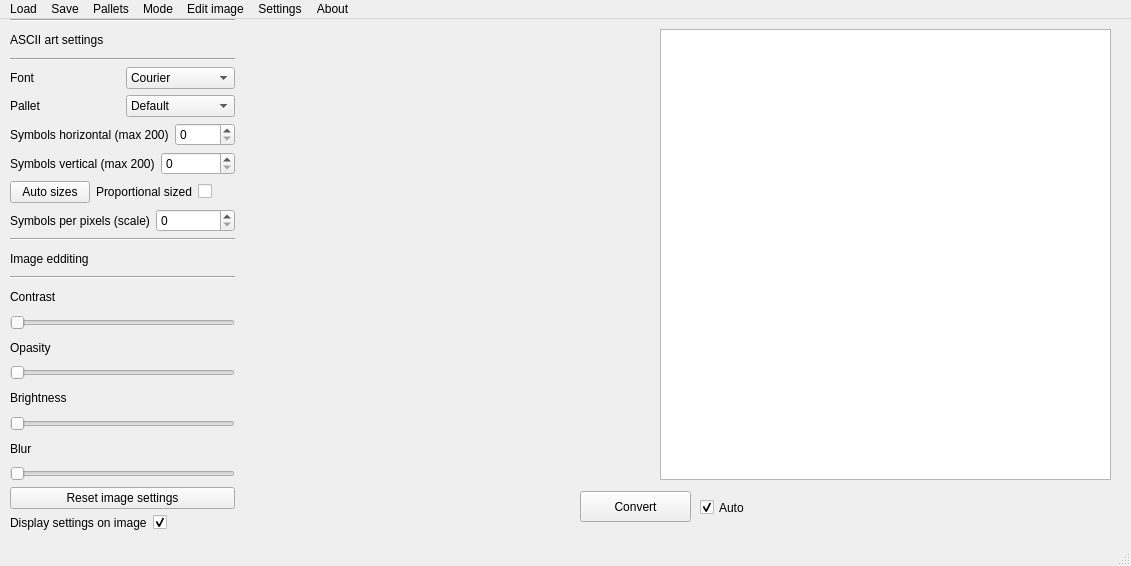
First picture: the form in designs/main.ui, repository SansLy25/ASCII-art-converter, before the edit.
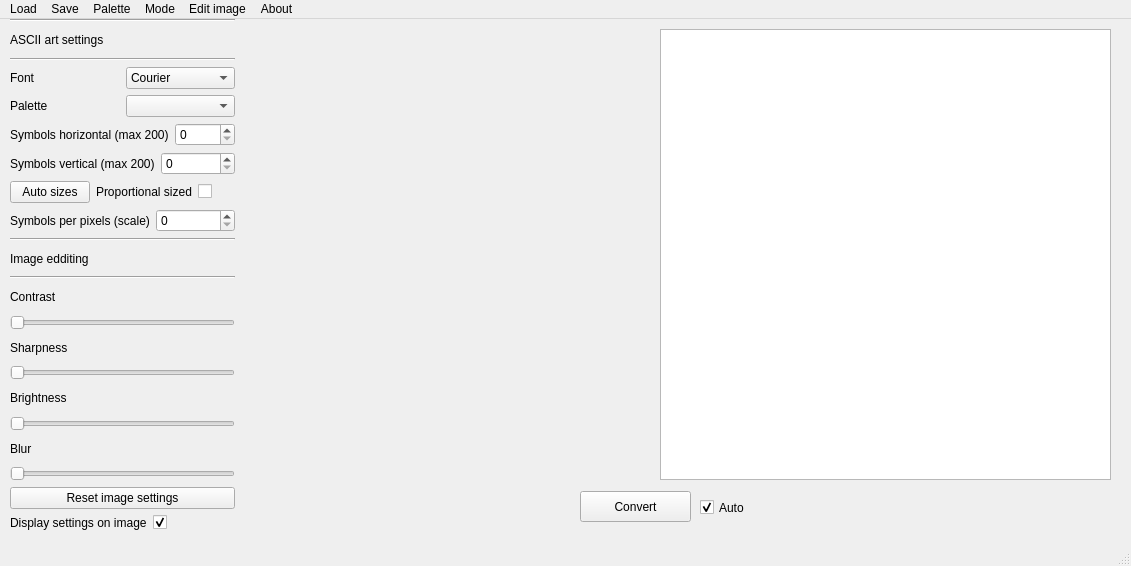
Second picture: the form after the edit.

Diff of the .ui file:
```diff
--- a/designs/main.ui
+++ b/designs/main.ui
@@ -70,18 +70,12 @@
        <item>
         <widget class="QLabel" name="label_3">
          <property name="text">
-          <string>Pallet</string>
+          <string>Palette</string>
          </property>
         </widget>
        </item>
        <item>
-        <widget class="QComboBox" name="palletComboBox">
-         <item>
-          <property name="text">
-           <string>Default</string>
-          </property>
-         </item>
-        </widget>
+        <widget class="QComboBox" name="paletteComboBox"/>
        </item>
       </layout>
      </item>
@@ -198,7 +192,7 @@
      <item>
       <widget class="QLabel" name="label_10">
        <property name="text">
-        <string>Opasity</string>
+        <string>Sharpness</string>
        </property>
       </widget>
      </item>
@@ -356,9 +350,9 @@
     <addaction name="actionCopyPalletAsString"/>
     <addaction name="actionCopy_art_in_buffer"/>
    </widget>
-   <widget class="QMenu" name="menuPallets">
+   <widget class="QMenu" name="menupalettes">
     <property name="title">
-     <string>Pallets</string>
+     <string>Palette</string>
     </property>
     <addaction name="actionCreatePallet"/>
     <addaction name="actionBrowsePallet"/>
@@ -377,12 +371,6 @@
     <addaction name="actionInverting"/>
     <addaction name="actionCrop"/>
    </widget>
-   <widget class="QMenu" name="menuSettings">
-    <property name="title">
-     <string>Settings</string>
-    </property>
-    <addaction name="actionMainSettings"/>
-   </widget>
    <widget class="QMenu" name="menuAbout">
     <property name="title">
      <string>About</string>
@@ -391,10 +379,9 @@
    </widget>
    <addaction name="menuLoad"/>
    <addaction name="menuSave"/>
-   <addaction name="menuPallets"/>
+   <addaction name="menupalettes"/>
    <addaction name="menuMode"/>
    <addaction name="menuEditImage"/>
-   <addaction name="menuSettings"/>
    <addaction name="menuAbout"/>
   </widget>
   <widget class="QStatusBar" name="statusbar"/>
```
Left out of the diff: 49 changed lines with no effect on the pictures.
